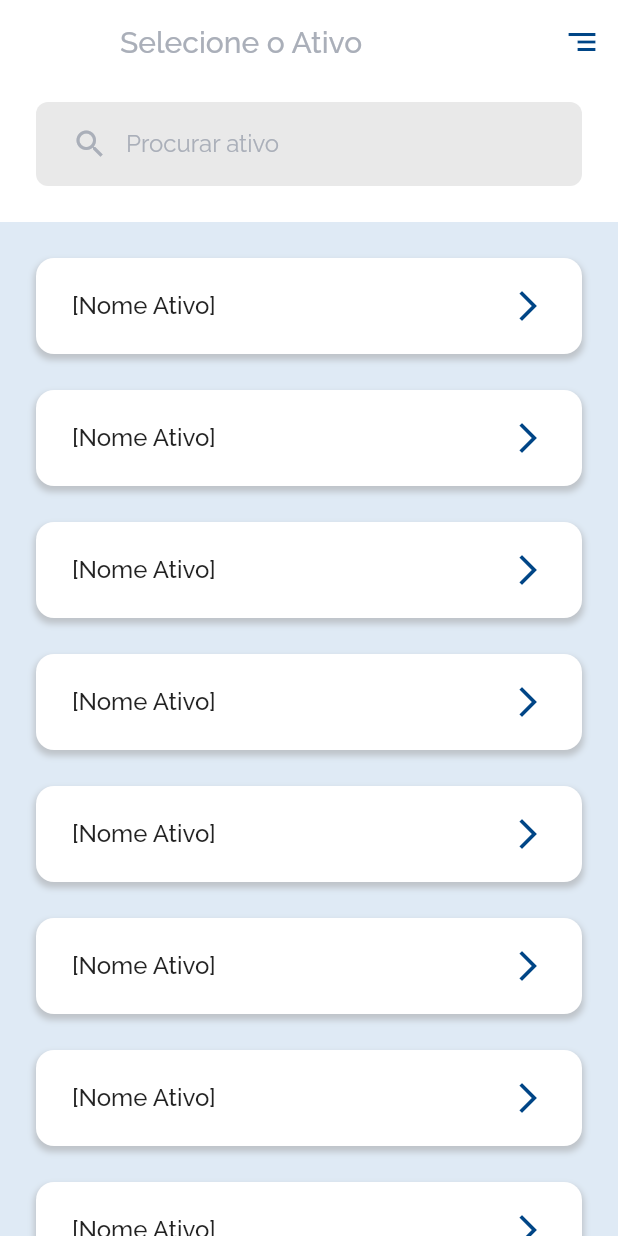
After one commit to Rafael-N-Moura/FakeWay, a Flutter app: the AtivoPage screen opened by its route, on a phone screen of 412 x 824 dp. The commit adds this screen. Run offline on Flutter 3.47's test engine with Material 2 defaults, Android fonts, the phone set to English and light mode, and no system bars; our stand-ins replace dartz, dio, equatable, flutter_modular, table_calendar.

Commit message:
💄 the ativo presentation page and widgets are complete

```diff
--- a/lib/app_module.dart
+++ b/lib/app_module.dart
@@ -1,5 +1,8 @@
-import 'package:fake_way/core/http_client/dio_implementation.dart';
-import 'package:fake_way/features/estabelecimento_feature/data/datasources/data_source_implementation.dart';
+import 'package:fake_way/features/ativo_feature/data/datasources/ativo_data_source_implementation.dart';
+import 'package:fake_way/features/ativo_feature/data/repositories/ativo_repository_implementation.dart';
+import 'package:fake_way/features/ativo_feature/domain/usecases/get_all_ativos_by_estabelecimento_usecase.dart';
+import 'package:fake_way/features/ativo_feature/presenter/pages/ativo_page.dart';
+import 'package:fake_way/features/estabelecimento_feature/data/datasources/estabelecimento_data_source_implementation.dart';
 import 'package:fake_way/features/estabelecimento_feature/data/repositories/estabelecimento_repository_implementation.dart';
 import 'package:fake_way/features/estabelecimento_feature/domain/usecases/get_all_estabelecimentos_usecase.dart';
 import 'package:fake_way/features/estabelecimento_feature/presenter/pages/estabelecimento_page.dart';
@@ -10,15 +13,26 @@ class AppModule extends Module {
   List<Bind> get binds => [
         //Estabelecimento Feature
         Bind(
-          (i) => DataSourceImplementation(i()),
+          (i) => EstabelecimentoDataSourceImplementation(i()),
         ),
         Bind((i) => EstabelecimentoRepositoryImplementation(i())),
         Bind(
           (i) => GetAllEstabelecimentosUsecase(i()),
         ),
+
+        //Ativo Feature
+        Bind(
+          (i) => AtivoDataSourceImplementation(i()),
+        ),
+        Bind((i) => AtivoRepositoryImplementation(i())),
+        Bind(
+          (i) => GetAllAtivosByEstabelecimentoUsecase(i()),
+        ),
       ];
 
   @override
-  List<ModularRoute> get routes =>
-      [ChildRoute("/", child: (_, __) => const EstabelecimentoPage())];
+  List<ModularRoute> get routes => [
+        ChildRoute("/", child: (_, __) => const EstabelecimentoPage()),
+        ChildRoute("/ativo", child: (_, __) => const AtivoPage()),
+      ];
 }
--- a/lib/features/ativo_feature/data/datasources/data_source_implementation.dart
+++ b/lib/features/ativo_feature/data/datasources/ativo_data_source_implementation.dart
@@ -3,12 +3,12 @@ import 'dart:convert';
 import 'package:fake_way/core/endpoints/property_endpoint.dart';
 import 'package:fake_way/core/errors/exceptions.dart';
 import 'package:fake_way/core/http_client/http_client.dart';
-import 'package:fake_way/features/ativo_feature/data/datasources/i_data_source.dart';
+import 'package:fake_way/features/ativo_feature/data/datasources/i_ativo_data_source.dart';
 import 'package:fake_way/features/ativo_feature/data/models/ativo_model.dart';
 
-class DataSourceImplementation extends IDataSource {
+class AtivoDataSourceImplementation extends IAtivoDataSource {
   final HttpClient client;
-  DataSourceImplementation(this.client);
+  AtivoDataSourceImplementation(this.client);
 
   @override
   Future<List<AtivoModel>> getAllAtivosByEstabelecimento(
--- a/lib/features/ativo_feature/data/datasources/i_data_source.dart
+++ b/lib/features/ativo_feature/data/datasources/i_ativo_data_source.dart
@@ -1,5 +1,5 @@
 import 'package:fake_way/features/ativo_feature/data/models/ativo_model.dart';
 
-abstract class IDataSource {
+abstract class IAtivoDataSource {
   Future<List<AtivoModel>> getAllAtivosByEstabelecimento(int estabelecimentoId);
 }
--- a/lib/features/ativo_feature/data/repositories/ativo_repository_implementation.dart
+++ b/lib/features/ativo_feature/data/repositories/ativo_repository_implementation.dart
@@ -1,12 +1,12 @@
 import 'package:fake_way/core/errors/exceptions.dart';
 import 'package:fake_way/core/errors/failures.dart';
 import 'package:dartz/dartz.dart';
-import 'package:fake_way/features/ativo_feature/data/datasources/i_data_source.dart';
+import 'package:fake_way/features/ativo_feature/data/datasources/i_ativo_data_source.dart';
 import 'package:fake_way/features/ativo_feature/domain/entities/ativo_entity.dart';
 import 'package:fake_way/features/ativo_feature/domain/repositories/ativo_repository.dart';
 
 class AtivoRepositoryImplementation implements IAtivoRepository {
-  final IDataSource dataSource;
+  final IAtivoDataSource dataSource;
   AtivoRepositoryImplementation(this.dataSource);
 
   @override
--- /dev/null
+++ b/lib/features/ativo_feature/presenter/pages/ativo_page.dart
@@ -0,0 +1,51 @@
+import 'package:fake_way/core/utils/way_colors.dart';
+import 'package:fake_way/features/ativo_feature/domain/entities/ativo_entity.dart';
+import 'package:fake_way/features/ativo_feature/presenter/widgets/ativo_card_widget.dart';
+import 'package:fake_way/features/ativo_feature/presenter/widgets/custom_ativo_app_bar_widget.dart';
+import 'package:fake_way/features/ativo_feature/presenter/widgets/filtro_ativo_widget.dart';
+import 'package:fake_way/features/estabelecimento_feature/domain/entities/estabelecimento_entity.dart';
+import 'package:flutter/material.dart';
+
+class AtivoPage extends StatelessWidget {
+  const AtivoPage({Key? key}) : super(key: key);
+
+  @override
+  Widget build(BuildContext context) {
+    return Scaffold(
+      backgroundColor: Colors.white,
+      appBar: CustomAtivoAppBarWidget(),
+      body: Column(
+        children: [
+          const FiltroAtivoWidget(),
+          Expanded(
+            child: Container(
+              color: WayColors.primaryLight,
+              child: ListView.builder(
+                padding: const EdgeInsets.only(left: 24, right: 24, top: 24),
+                itemCount: 20,
+                itemBuilder: (_, index) {
+                  return const Padding(
+                    padding: EdgeInsets.only(bottom: 24),
+                    child: AtivoCardWidget(
+                        ativo: Ativo(
+                            estabelecimento: Estabelecimento(
+                                companyId: 1, companyName: "teste"),
+                            sensorId: 1,
+                            dispotividoId: 1,
+                            nome: "[Nome Ativo]",
+                            tipoId: 1,
+                            tipoDescricao: "tipoDescricao",
+                            icone: "",
+                            sensores: [""],
+                            latitude: 1,
+                            longitude: 1)),
+                  );
+                },
+              ),
+            ),
+          ),
+        ],
+      ),
+    );
+  }
+}
--- /dev/null
+++ b/lib/features/ativo_feature/presenter/widgets/ativo_card_widget.dart
@@ -0,0 +1,46 @@
+import 'package:fake_way/core/utils/way_colors.dart';
+import 'package:fake_way/features/ativo_feature/domain/entities/ativo_entity.dart';
+import 'package:flutter/material.dart';
+
+class AtivoCardWidget extends StatelessWidget {
+  final Ativo ativo;
+  const AtivoCardWidget({Key? key, required this.ativo}) : super(key: key);
+
+  @override
+  Widget build(BuildContext context) {
+    return InkWell(
+      child: Container(
+        decoration: BoxDecoration(
+          color: Colors.white,
+          borderRadius: BorderRadius.circular(12),
+          boxShadow: [
+            BoxShadow(
+              color: Colors.grey.withOpacity(0.5),
+              spreadRadius: 1,
+              blurRadius: 3,
+              offset: const Offset(0, 3),
+            ),
+          ],
+        ),
+        child: Padding(
+          padding: const EdgeInsets.symmetric(vertical: 20, horizontal: 24),
+          child:
+              Row(mainAxisAlignment: MainAxisAlignment.spaceBetween, children: [
+            Text(
+              ativo.nome ?? "Ativo sem nome",
+              style: const TextStyle(
+                  fontSize: 16,
+                  fontWeight: FontWeight.w500,
+                  fontFamily: "Raleway"),
+            ),
+            Icon(
+              Icons.arrow_forward_ios,
+              color: WayColors.primaryColor,
+            )
+          ]),
+        ),
+      ),
+      onTap: () {},
+    );
+  }
+}
--- /dev/null
+++ b/lib/features/ativo_feature/presenter/widgets/custom_ativo_app_bar_widget.dart
@@ -0,0 +1,26 @@
+import 'package:fake_way/core/utils/way_colors.dart';
+import 'package:flutter/material.dart';
+
+class CustomAtivoAppBarWidget extends AppBar {
+  CustomAtivoAppBarWidget({Key? key})
+      : super(
+          key: key,
+          title: const Text("Selecione o Ativo"),
+          titleSpacing: 24,
+          backgroundColor: Colors.white,
+          elevation: 0,
+          titleTextStyle: TextStyle(
+              color: WayColors.grey,
+              fontSize: 20,
+              fontWeight: FontWeight.w500,
+              fontFamily: "Raleway"),
+          actions: [
+            IconButton(
+                onPressed: () {},
+                icon: Icon(
+                  Icons.segment,
+                  color: WayColors.primaryColor,
+                ))
+          ],
+        );
+}
--- /dev/null
+++ b/lib/features/ativo_feature/presenter/widgets/filtro_ativo_widget.dart
@@ -0,0 +1,30 @@
+import 'package:fake_way/core/utils/way_colors.dart';
+import 'package:flutter/material.dart';
+
+class FiltroAtivoWidget extends StatelessWidget {
+  const FiltroAtivoWidget({Key? key}) : super(key: key);
+
+  @override
+  Widget build(BuildContext context) {
+    return Card(
+      color: WayColors.greyLight,
+      margin: const EdgeInsets.only(left: 24, right: 24, bottom: 24, top: 12),
+      elevation: 0,
+      shape: RoundedRectangleBorder(borderRadius: BorderRadius.circular(8)),
+      child: Padding(
+        padding: const EdgeInsets.symmetric(vertical: 4.0, horizontal: 12),
+        child: TextField(
+          textAlignVertical: TextAlignVertical.center,
+          decoration: InputDecoration(
+              prefixIcon: Icon(
+                Icons.search,
+                color: WayColors.grey,
+              ),
+              hintText: "Procurar ativo",
+              hintStyle: TextStyle(color: WayColors.grey),
+              border: InputBorder.none),
+        ),
+      ),
+    );
+  }
+}
--- a/lib/features/estabelecimento_feature/data/datasources/data_source_implementation.dart
+++ b/lib/features/estabelecimento_feature/data/datasources/estabelecimento_data_source_implementation.dart
@@ -1,15 +1,16 @@
 import 'dart:convert';
 
-import 'package:fake_way/features/estabelecimento_feature/data/datasources/i_data_source.dart';
+import 'package:fake_way/features/estabelecimento_feature/data/datasources/i_estabelecimento_data_source.dart';
 
 import '../../../../core/endpoints/property_endpoint.dart';
 import '../../../../core/errors/exceptions.dart';
 import '../../../../core/http_client/http_client.dart';
 import '../models/estabelecimento_model.dart';
 
-class DataSourceImplementation extends IDataSource {
+class EstabelecimentoDataSourceImplementation
+    extends IEstabelecimentoDataSource {
   final HttpClient client;
-  DataSourceImplementation(this.client);
+  EstabelecimentoDataSourceImplementation(this.client);
 
   @override
   Future<List<EstabelecimentoModel>> getAllEstabelecimentos() async {
--- a/lib/features/estabelecimento_feature/data/datasources/i_data_source.dart
+++ b/lib/features/estabelecimento_feature/data/datasources/i_estabelecimento_data_source.dart
@@ -1,5 +1,5 @@
 import '../models/estabelecimento_model.dart';
 
-abstract class IDataSource {
+abstract class IEstabelecimentoDataSource {
   Future<List<EstabelecimentoModel>> getAllEstabelecimentos();
 }
--- a/lib/features/estabelecimento_feature/data/repositories/estabelecimento_repository_implementation.dart
+++ b/lib/features/estabelecimento_feature/data/repositories/estabelecimento_repository_implementation.dart
@@ -1,13 +1,13 @@
 import 'package:fake_way/core/errors/exceptions.dart';
 import 'package:fake_way/core/errors/failures.dart';
 import 'package:dartz/dartz.dart';
-import 'package:fake_way/features/estabelecimento_feature/data/datasources/i_data_source.dart';
+import 'package:fake_way/features/estabelecimento_feature/data/datasources/i_estabelecimento_data_source.dart';
 import 'package:fake_way/features/estabelecimento_feature/domain/entities/estabelecimento_entity.dart';
 import 'package:fake_way/features/estabelecimento_feature/domain/repositories/i_estabelecimento_repository.dart';
 
 class EstabelecimentoRepositoryImplementation
     implements IEstabelecimentoRepository {
-  final IDataSource dataSource;
+  final IEstabelecimentoDataSource dataSource;
 
   EstabelecimentoRepositoryImplementation(this.dataSource);
 
```
Also changed, not shown: 4 other files.
